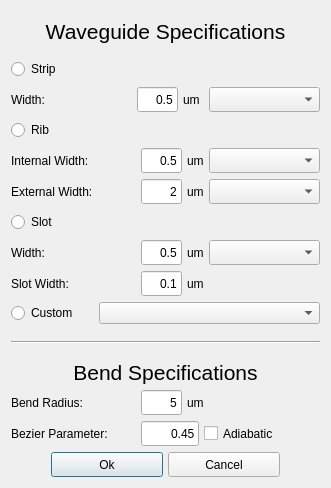
SiEPIC/SiEPIC-Tools, file klayout_dot_config/python/SiEPIC/files/waveguide_gui.ui: the form before one commit.
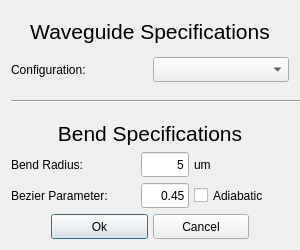
The form after the commit.

Commit message: fixes for waveguide GUI, need to move UI files to in-program:

What changed in the file:
```diff
--- a/klayout_dot_config/python/SiEPIC/files/waveguide_gui.ui
+++ b/klayout_dot_config/python/SiEPIC/files/waveguide_gui.ui
@@ -9,8 +9,8 @@
    <rect>
     <x>0</x>
     <y>0</y>
-    <width>331</width>
-    <height>488</height>
+    <width>300</width>
+    <height>250</height>
    </rect>
   </property>
   <property name="sizePolicy">
@@ -21,8 +21,8 @@
   </property>
   <property name="minimumSize">
    <size>
-    <width>331</width>
-    <height>488</height>
+    <width>300</width>
+    <height>250</height>
    </size>
   </property>
   <property name="windowTitle">
@@ -75,705 +75,23 @@
          </property>
         </widget>
        </item>
-       <item>
-        <widget class="QRadioButton" name="radioStrip">
-         <property name="sizePolicy">
-          <sizepolicy hsizetype="MinimumExpanding" vsizetype="MinimumExpanding">
-           <horstretch>1</horstretch>
-           <verstretch>1</verstretch>
-          </sizepolicy>
-         </property>
-         <property name="minimumSize">
-          <size>
-           <width>82</width>
-           <height>17</height>
-          </size>
-         </property>
-         <property name="sizeIncrement">
-          <size>
-           <width>0</width>
-           <height>0</height>
-          </size>
-         </property>
-         <property name="text">
-          <string>Strip</string>
-         </property>
-        </widget>
-       </item>
-       <item>
-        <layout class="QHBoxLayout" name="horizontalLayout">
-         <property name="spacing">
-          <number>5</number>
-         </property>
-         <property name="sizeConstraint">
-          <enum>QLayout::SetMinimumSize</enum>
-         </property>
-         <item>
-          <widget class="QLabel" name="label_2">
-           <property name="sizePolicy">
-            <sizepolicy hsizetype="MinimumExpanding" vsizetype="MinimumExpanding">
-             <horstretch>2</horstretch>
-             <verstretch>1</verstretch>
-            </sizepolicy>
-           </property>
-           <property name="minimumSize">
-            <size>
-             <width>125</width>
-             <height>25</height>
-            </size>
-           </property>
-           <property name="sizeIncrement">
-            <size>
-             <width>0</width>
-             <height>0</height>
-            </size>
-           </property>
-           <property name="text">
-            <string>Width:</string>
-           </property>
-           <property name="scaledContents">
-            <bool>true</bool>
-           </property>
-           <property name="wordWrap">
-            <bool>false</bool>
-           </property>
-          </widget>
-         </item>
-         <item>
-          <widget class="QLineEdit" name="stripWidth">
-           <property name="sizePolicy">
-            <sizepolicy hsizetype="MinimumExpanding" vsizetype="MinimumExpanding">
-             <horstretch>1</horstretch>
-             <verstretch>1</verstretch>
-            </sizepolicy>
-           </property>
-           <property name="minimumSize">
-            <size>
-             <width>41</width>
-             <height>25</height>
-            </size>
-           </property>
-           <property name="sizeIncrement">
-            <size>
-             <width>0</width>
-             <height>0</height>
-            </size>
-           </property>
-           <property name="text">
-            <string>0.5</string>
-           </property>
-           <property name="alignment">
-            <set>Qt::AlignRight|Qt::AlignTrailing|Qt::AlignVCenter</set>
-           </property>
-          </widget>
-         </item>
-         <item>
-          <widget class="QLabel" name="label_3">
-           <property name="sizePolicy">
-            <sizepolicy hsizetype="MinimumExpanding" vsizetype="MinimumExpanding">
-             <horstretch>1</horstretch>
-             <verstretch>1</verstretch>
-            </sizepolicy>
-           </property>
-           <property name="minimumSize">
-            <size>
-             <width>21</width>
-             <height>25</height>
-            </size>
-           </property>
-           <property name="sizeIncrement">
-            <size>
-             <width>0</width>
-             <height>0</height>
-            </size>
-           </property>
-           <property name="text">
-            <string>um</string>
-           </property>
-           <property name="scaledContents">
-            <bool>true</bool>
-           </property>
-           <property name="wordWrap">
-            <bool>false</bool>
-           </property>
-          </widget>
-         </item>
-         <item>
-          <widget class="QComboBox" name="stripLayer">
-           <property name="sizePolicy">
-            <sizepolicy hsizetype="MinimumExpanding" vsizetype="MinimumExpanding">
-             <horstretch>2</horstretch>
-             <verstretch>1</verstretch>
-            </sizepolicy>
-           </property>
-           <property name="minimumSize">
-            <size>
-             <width>111</width>
-             <height>25</height>
-            </size>
-           </property>
-           <property name="sizeIncrement">
-            <size>
-             <width>0</width>
-             <height>0</height>
-            </size>
-           </property>
-          </widget>
-         </item>
-        </layout>
-       </item>
-       <item>
-        <widget class="QRadioButton" name="radioRib">
-         <property name="sizePolicy">
-          <sizepolicy hsizetype="MinimumExpanding" vsizetype="MinimumExpanding">
-           <horstretch>1</horstretch>
-           <verstretch>1</verstretch>
-          </sizepolicy>
-         </property>
-         <property name="minimumSize">
-          <size>
-           <width>82</width>
-           <height>17</height>
-          </size>
-         </property>
-         <property name="sizeIncrement">
-          <size>
-           <width>0</width>
-           <height>0</height>
-          </size>
-         </property>
-         <property name="text">
-          <string>Rib</string>
-         </property>
-        </widget>
-       </item>
-       <item>
-        <layout class="QHBoxLayout" name="horizontalLayout_2">
-         <property name="spacing">
-          <number>5</number>
-         </property>
-         <property name="sizeConstraint">
-          <enum>QLayout::SetMinimumSize</enum>
-         </property>
-         <item>
-          <widget class="QLabel" name="label_5">
-           <property name="sizePolicy">
-            <sizepolicy hsizetype="MinimumExpanding" vsizetype="MinimumExpanding">
-             <horstretch>2</horstretch>
-             <verstretch>1</verstretch>
-            </sizepolicy>
-           </property>
-           <property name="minimumSize">
-            <size>
-             <width>125</width>
-             <height>25</height>
-            </size>
-           </property>
-           <property name="sizeIncrement">
-            <size>
-             <width>0</width>
-             <height>0</height>
-            </size>
-           </property>
-           <property name="text">
-            <string>Internal Width:</string>
-           </property>
-           <property name="scaledContents">
-            <bool>true</bool>
-           </property>
-           <property name="wordWrap">
-            <bool>false</bool>
-           </property>
-          </widget>
-         </item>
-         <item>
-          <widget class="QLineEdit" name="ribWidth1">
-           <property name="sizePolicy">
-            <sizepolicy hsizetype="MinimumExpanding" vsizetype="MinimumExpanding">
-             <horstretch>1</horstretch>
-             <verstretch>1</verstretch>
-            </sizepolicy>
-           </property>
-           <property name="minimumSize">
-            <size>
-             <width>41</width>
-             <height>25</height>
-            </size>
-           </property>
-           <property name="sizeIncrement">
-            <size>
-             <width>0</width>
-             <height>0</height>
-            </size>
-           </property>
-           <property name="text">
-            <string>0.5</string>
-           </property>
-           <property name="alignment">
-            <set>Qt::AlignRight|Qt::AlignTrailing|Qt::AlignVCenter</set>
-           </property>
-          </widget>
-         </item>
-         <item>
-          <widget class="QLabel" name="label_6">
-           <property name="sizePolicy">
-            <sizepolicy hsizetype="MinimumExpanding" vsizetype="MinimumExpanding">
-             <horstretch>1</horstretch>
-             <verstretch>1</verstretch>
-            </sizepolicy>
-           </property>
-           <property name="minimumSize">
-            <size>
-             <width>16</width>
-             <height>25</height>
-            </size>
-           </property>
-           <property name="sizeIncrement">
-            <size>
-             <width>0</width>
-             <height>0</height>
-            </size>
-           </property>
-           <property name="text">
-            <string>um</string>
-           </property>
-           <property name="scaledContents">
-            <bool>true</bool>
-           </property>
-           <property name="wordWrap">
-            <bool>false</bool>
-           </property>
-          </widget>
-         </item>
-         <item>
-          <widget class="QComboBox" name="ribLayer1">
-           <property name="sizePolicy">
-            <sizepolicy hsizetype="MinimumExpanding" vsizetype="MinimumExpanding">
-             <horstretch>2</horstretch>
-             <verstretch>1</verstretch>
-            </sizepolicy>
-           </property>
-           <property name="minimumSize">
-            <size>
-             <width>111</width>
-             <height>25</height>
-            </size>
-           </property>
-           <property name="sizeIncrement">
-            <size>
-             <width>0</width>
-             <height>0</height>
-            </size>
-           </property>
-          </widget>
-         </item>
-        </layout>
-       </item>
-       <item>
-        <layout class="QHBoxLayout" name="horizontalLayout_3">
-         <property name="spacing">
-          <number>5</number>
-         </property>
-         <property name="sizeConstraint">
-          <enum>QLayout::SetMinimumSize</enum>
-         </property>
-         <item>
-          <widget class="QLabel" name="label_7">
-           <property name="sizePolicy">
-            <sizepolicy hsizetype="MinimumExpanding" vsizetype="MinimumExpanding">
-             <horstretch>2</horstretch>
-             <verstretch>1</verstretch>
-            </sizepolicy>
-           </property>
-           <property name="minimumSize">
-            <size>
-             <width>125</width>
-             <height>25</height>
-            </size>
-           </property>
-           <property name="sizeIncrement">
-            <size>
-             <width>0</width>
-             <height>0</height>
-            </size>
-           </property>
-           <property name="text">
-            <string>External Width:</string>
-           </property>
-           <property name="scaledContents">
-            <bool>true</bool>
-           </property>
-           <property name="wordWrap">
-            <bool>false</bool>
-           </property>
-          </widget>
-         </item>
-         <item>
-          <widget class="QLineEdit" name="ribWidth2">
-           <property name="sizePolicy">
-            <sizepolicy hsizetype="MinimumExpanding" vsizetype="MinimumExpanding">
-             <horstretch>1</horstretch>
-             <verstretch>1</verstretch>
-            </sizepolicy>
-           </property>
-           <property name="minimumSize">
-            <size>
-             <width>41</width>
-             <height>25</height>
-            </size>
-           </property>
-           <property name="sizeIncrement">
-            <size>
-             <width>0</width>
-             <height>0</height>
-            </size>
-           </property>
-           <property name="text">
-            <string>2</string>
-           </property>
-           <property name="alignment">
-            <set>Qt::AlignRight|Qt::AlignTrailing|Qt::AlignVCenter</set>
-           </property>
-          </widget>
-         </item>
-         <item>
-          <widget class="QLabel" name="label_8">
-           <property name="sizePolicy">
-            <sizepolicy hsizetype="MinimumExpanding" vsizetype="MinimumExpanding">
-             <horstretch>1</horstretch>
-             <verstretch>1</verstretch>
-            </sizepolicy>
-           </property>
-           <property name="minimumSize">
-            <size>
-             <width>16</width>
-             <height>25</height>
-            </size>
-           </property>
-           <property name="sizeIncrement">
-            <size>
-             <width>0</width>
-             <height>0</height>
-            </size>
-           </property>
-           <property name="text">
-            <string>um</string>
-           </property>
-           <property name="scaledContents">
-            <bool>true</bool>
-           </property>
-           <property name="wordWrap">
-            <bool>false</bool>
-           </property>
-          </widget>
-         </item>
-         <item>
-          <widget class="QComboBox" name="ribLayer2">
-           <property name="sizePolicy">
-            <sizepolicy hsizetype="MinimumExpanding" vsizetype="MinimumExpanding">
-             <horstretch>2</horstretch>
-             <verstretch>1</verstretch>
-            </sizepolicy>
-           </property>
-           <property name="minimumSize">
-            <size>
-             <width>111</width>
-             <height>25</height>
-            </size>
-           </property>
-           <property name="sizeIncrement">
-            <size>
-             <width>0</width>
-             <height>0</height>
-            </size>
-           </property>
-          </widget>
-         </item>
-        </layout>
-       </item>
-       <item>
-        <widget class="QRadioButton" name="radioSlot">
-         <property name="sizePolicy">
-          <sizepolicy hsizetype="MinimumExpanding" vsizetype="MinimumExpanding">
-           <horstretch>1</horstretch>
-           <verstretch>1</verstretch>
-          </sizepolicy>
-         </property>
-         <property name="minimumSize">
-          <size>
-           <width>82</width>
-           <height>17</height>
-          </size>
-         </property>
-         <property name="sizeIncrement">
-          <size>
-           <width>0</width>
-           <height>0</height>
-          </size>
-         </property>
-         <property name="text">
-          <string>Slot</string>
-         </property>
-        </widget>
-       </item>
-       <item>
-        <layout class="QHBoxLayout" name="horizontalLayout_4">
-         <property name="spacing">
-          <number>5</number>
-         </property>
-         <property name="sizeConstraint">
-          <enum>QLayout::SetMinimumSize</enum>
-         </property>
-         <item>
-          <widget class="QLabel" name="label_9">
-           <property name="sizePolicy">
-            <sizepolicy hsizetype="MinimumExpanding" vsizetype="MinimumExpanding">
-             <horstretch>2</horstretch>
-             <verstretch>1</verstretch>
-            </sizepolicy>
-           </property>
-           <property name="minimumSize">
-            <size>
-             <width>125</width>
-             <height>25</height>
-            </size>
-           </property>
-           <property name="sizeIncrement">
-            <size>
-             <width>0</width>
-             <height>0</height>
-            </size>
-           </property>
-           <property name="text">
-            <string>Width:</string>
-           </property>
-           <property name="scaledContents">
-            <bool>true</bool>
-           </property>
-           <property name="wordWrap">
-            <bool>false</bool>
-           </property>
-          </widget>
-         </item>
-         <item>
-          <widget class="QLineEdit" name="slotWidth1">
-           <property name="sizePolicy">
-            <sizepolicy hsizetype="MinimumExpanding" vsizetype="MinimumExpanding">
-             <horstretch>1</horstretch>
-             <verstretch>1</verstretch>
-            </sizepolicy>
-           </property>
-           <property name="minimumSize">
-            <size>
-             <width>41</width>
-             <height>25</height>
-            </size>
-           </property>
-           <property name="sizeIncrement">
-            <size>
-             <width>0</width>
-             <height>0</height>
-            </size>
-           </property>
-           <property name="text">
-            <string>0.5</string>
-           </property>
-           <property name="alignment">
-            <set>Qt::AlignRight|Qt::AlignTrailing|Qt::AlignVCenter</set>
-           </property>
-          </widget>
-         </item>
-         <item>
-          <widget class="QLabel" name="label_11">
-           <property name="sizePolicy">
-            <sizepolicy hsizetype="MinimumExpanding" vsizetype="MinimumExpanding">
-             <horstretch>1</horstretch>
-             <verstretch>1</verstretch>
-            </sizepolicy>
-           </property>
-           <property name="minimumSize">
-            <size>
-             <width>16</width>
-             <height>25</height>
-            </size>
-           </property>
-           <property name="sizeIncrement">
-            <size>
-             <width>0</width>
-             <height>0</height>
-            </size>
-           </property>
-           <property name="text">
-            <string>um</string>
-           </property>
-           <property name="scaledContents">
-            <bool>true</bool>
-           </property>
-           <property name="wordWrap">
-            <bool>false</bool>
-           </property>
-          </widget>
-         </item>
-         <item>
-          <widget class="QComboBox" name="slotLayer">
-           <property name="sizePolicy">
-            <sizepolicy hsizetype="MinimumExpanding" vsizetype="MinimumExpanding">
-             <horstretch>2</horstretch>
-             <verstretch>1</verstretch>
-            </sizepolicy>
-           </property>
-           <property name="minimumSize">
-            <size>
-             <width>111</width>
-             <height>25</height>
-            </size>
-           </property>
-           <property name="sizeIncrement">
-            <size>
-             <width>0</width>
-             <height>0</height>
-            </size>
-           </property>
-          </widget>
-         </item>
-        </layout>
-       </item>
-       <item>
-        <layout class="QHBoxLayout" name="horizontalLayout_5">
-         <property name="spacing">
-          <number>5</number>
-         </property>
-         <property name="sizeConstraint">
-          <enum>QLayout::SetMinimumSize</enum>
-         </property>
-         <item>
-          <widget class="QLabel" name="label_10">
-           <property name="sizePolicy">
-            <sizepolicy hsizetype="MinimumExpanding" vsizetype="MinimumExpanding">
-             <horstretch>2</horstretch>
-             <verstretch>1</verstretch>
-            </sizepolicy>
-           </property>
-           <property name="minimumSize">
-            <size>
-             <width>125</width>
-             <height>25</height>
-            </size>
-           </property>
-           <property name="sizeIncrement">
-            <size>
-             <width>0</width>
-             <height>0</height>
-            </size>
-           </property>
-           <property name="text">
-            <string>Slot Width:</string>
-           </property>
-           <property name="scaledContents">
-            <bool>true</bool>
-           </property>
-           <property name="wordWrap">
-            <bool>false</bool>
-           </property>
-          </widget>
-         </item>
-         <item>
-          <widget class="QLineEdit" name="slotWidth2">
-           <property name="sizePolicy">
-            <sizepolicy hsizetype="MinimumExpanding" vsizetype="MinimumExpanding">
-             <horstretch>1</horstretch>
-             <verstretch>1</verstretch>
-            </sizepolicy>
-           </property>
-           <property name="minimumSize">
-            <size>
-             <width>41</width>
-             <height>25</height>
-            </size>
-           </property>
-           <property name="sizeIncrement">
-            <size>
-             <width>0</width>
-             <height>0</height>
-            </size>
-           </property>
-           <property name="text">
-            <string>0.1</string>
-           </property>
-           <property name="alignment">
-            <set>Qt::AlignRight|Qt::AlignTrailing|Qt::AlignVCenter</set>
-           </property>
-          </widget>
-         </item>
-         <item>
-          <widget class="QLabel" name="label_12">
-           <property name="sizePolicy">
-            <sizepolicy hsizetype="MinimumExpanding" vsizetype="MinimumExpanding">
-             <horstretch>1</horstretch>
-             <verstretch>1</verstretch>
-            </sizepolicy>
-           </property>
-           <property name="minimumSize">
-            <size>
-             <width>16</width>
-             <height>25</height>
-            </size>
-           </property>
-           <property name="sizeIncrement">
-            <size>
-             <width>0</width>
-             <height>0</height>
-            </size>
-           </property>
-           <property name="text">
-            <string>um</string>
-           </property>
-           <property name="scaledContents">
-            <bool>true</bool>
-           </property>
-           <property name="wordWrap">
-            <bool>false</bool>
-           </property>
-          </widget>
-         </item>
-         <item>
-          <spacer name="horizontalSpacer">
-           <property name="sizePolicy">
-            <sizepolicy hsizetype="Minimum" vsizetype="Minimum">
-             <horstretch>0</horstretch>
-             <verstretch>0</verstretch>
-            </sizepolicy>
-           </property>
-           <property name="orientation">
-            <enum>Qt::Horizontal</enum>
-           </property>
-           <property name="sizeHint" stdset="0">
-            <size>
-             <width>108</width>
-             <height>20</height>
-            </size>
-           </property>
-          </spacer>
-         </item>
-        </layout>
-       </item>
        <item>
         <layout class="QHBoxLayout" name="horizontalLayout_7">
          <property name="sizeConstraint">
           <enum>QLayout::SetMinimumSize</enum>
          </property>
          <item>
-          <widget class="QRadioButton" name="radioCustom">
+          <widget class="QLabel" name="label_10">
            <property name="sizePolicy">
             <sizepolicy hsizetype="MinimumExpanding" vsizetype="MinimumExpanding">
-             <horstretch>0</horstretch>
-             <verstretch>0</verstretch>
+             <horstretch>1</horstretch>
+             <verstretch>1</verstretch>
             </sizepolicy>
            </property>
            <property name="minimumSize">
             <size>
-             <width>82</width>
-             <height>17</height>
+             <width>125</width>
+             <height>25</height>
             </size>
            </property>
            <property name="sizeIncrement">
@@ -783,7 +101,13 @@
             </size>
            </property>
            <property name="text">
-            <string>Custom</string>
+            <string>Configuration:</string>
+           </property>
+           <property name="scaledContents">
+            <bool>true</bool>
+           </property>
+           <property name="wordWrap">
+            <bool>false</bool>
            </property>
           </widget>
          </item>
@@ -928,7 +252,7 @@
           <widget class="QLabel" name="label_13">
            <property name="sizePolicy">
             <sizepolicy hsizetype="MinimumExpanding" vsizetype="MinimumExpanding">
-             <horstretch>1</horstretch>
+             <horstretch>2</horstretch>
              <verstretch>1</verstretch>
             </sizepolicy>
            </property>
@@ -955,25 +279,6 @@
            </property>
           </widget>
          </item>
-         <item>
-          <spacer name="horizontalSpacer_2">
-           <property name="sizePolicy">
-            <sizepolicy hsizetype="Minimum" vsizetype="Minimum">
-             <horstretch>0</horstretch>
-             <verstretch>0</verstretch>
-            </sizepolicy>
-           </property>
-           <property name="orientation">
-            <enum>Qt::Horizontal</enum>
-           </property>
-           <property name="sizeHint" stdset="0">
-            <size>
-             <width>108</width>
-             <height>20</height>
-            </size>
-           </property>
-          </spacer>
-         </item>
         </layout>
        </item>
        <item>
```
Left out of the diff: 2 changed lines with no effect on the pictures. The commit also changes 5 other files.
